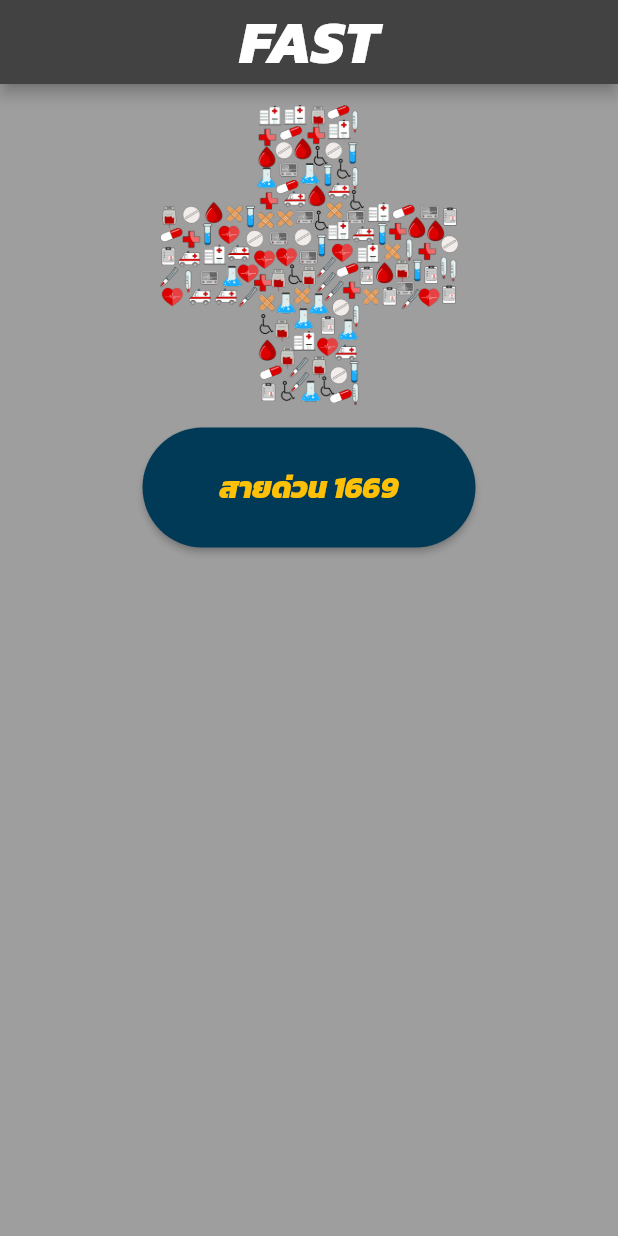
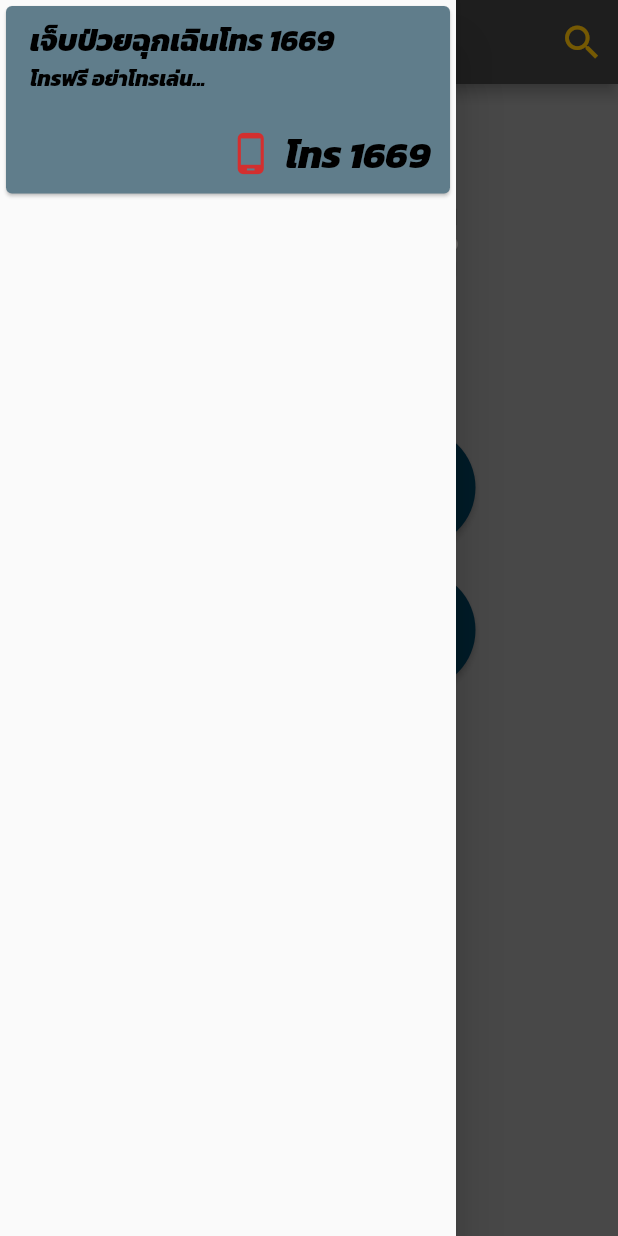
Before and after one commit to thaworn-s/flutter_fast_app, a Flutter app: the screen it shows after launch, with the side drawer open (before the commit the screen has no drawer), on a phone screen of 412 x 824 dp. Run offline on Flutter 3.47's test engine with Material 2 defaults, Android fonts, the phone set to English and light mode, and no system bars.

Commit message:
Code V.8: add Drawer, Card in homeUI

```diff
--- a/lib/views/home_ui.dart
+++ b/lib/views/home_ui.dart
@@ -14,6 +14,15 @@ class _HomeUIState extends State<HomeUI> {
   Widget build(BuildContext context) {
     return Scaffold(
       appBar: AppBar(
+        actions: [
+          IconButton(
+              icon: Icon(
+                color: Colors.amber,
+                size: 30.0,
+                Icons.search,
+              ),
+              onPressed: () {}),
+        ],
         backgroundColor: Color.fromARGB(255, 66, 66, 66),
         title: Center(
           child: Text(
@@ -24,6 +33,63 @@ class _HomeUIState extends State<HomeUI> {
           ),
         ),
       ),
+      drawer: Drawer(
+        child: ListView(
+          children: [
+            Card(
+
+              color: Colors.blueGrey,
+              child: Column(
+                mainAxisSize: MainAxisSize.min,
+                children: <Widget>[
+                  const ListTile(
+
+                    title: Text(
+                      'เจ็บป่วยฉุกเฉินโทร 1669',
+                        style: TextStyle(
+                          fontSize: 20.0,
+                          color: Colors.black,
+                        )),
+                    subtitle: Text(
+                      'โทรฟรี อย่าโทรเล่น...',
+                      style: TextStyle(
+                         color: Colors.black,
+                      ),
+                      ),
+                  ),
+                  Row(
+                    mainAxisAlignment: MainAxisAlignment.end,
+                    children: <Widget>[
+                      Icon(Icons.phone_android,
+                      size: 30.0,
+                       color: Colors.red[700],
+                      ),
+                      TextButton(
+                        child: const Text(
+                          'โทร 1669 ',
+                          style: TextStyle(
+                            fontSize: 25.0,
+                             color: Colors.black,
+                          ),
+                        ),
+                        onPressed: () {/* ... */},
+                      ),
+                    ],
+                  ),
+                ],
+              ),
+            ),
+
+
+
+
+
+
+
+
+          ],
+        ),
+      ),
       body: Column(
         children: [
           SizedBox(
@@ -31,7 +97,9 @@ class _HomeUIState extends State<HomeUI> {
           ),
           Center(
             child: Container(
-              child: Image.asset('assets/images/cross.png'),
+              child: Image.asset(
+                'assets/images/cross.png',
+              ),
               height: 200,
             ),
           ),
@@ -39,7 +107,10 @@ class _HomeUIState extends State<HomeUI> {
             height: 15.0,
           ),
           Padding(
-              padding: EdgeInsets.only(left: 95.0, right: 95.0),
+            padding: EdgeInsets.only(
+              left: 95.0,
+              right: 95.0,
+            ),
             child: ElevatedButton(
               onPressed: () {},
               child: Text(
@@ -51,16 +122,49 @@ class _HomeUIState extends State<HomeUI> {
               ),
               style: ElevatedButton.styleFrom(
                 primary: Color.fromARGB(255, 0, 58, 86),
-                  minimumSize: const Size.fromHeight(80),
+                minimumSize: const Size.fromHeight(
+                  80,
+                ),
                 shape: RoundedRectangleBorder(
-                    borderRadius: BorderRadius.circular(50.0),
+                  borderRadius: BorderRadius.circular(
+                    50.0,
+                  ),
+                ),
+              ),
+            ),
+          ),
+          SizedBox(
+            height: 15.0,
+          ),
+          Padding(
+            padding: EdgeInsets.only(
+              left: 95.0,
+              right: 95.0,
+            ),
+            child: ElevatedButton(
+              onPressed: () {},
+              child: Text(
+                'สายด่วน 1669',
+                style: TextStyle(
+                  fontSize: 20,
+                  color: Colors.amber,
+                ),
+              ),
+              style: ElevatedButton.styleFrom(
+                primary: Color.fromARGB(255, 0, 58, 86),
+                minimumSize: const Size.fromHeight(
+                  80,
+                ),
+                shape: RoundedRectangleBorder(
+                  borderRadius: BorderRadius.circular(
+                    50.0,
+                  ),
                 ),
               ),
             ),
           ),
         ],
       ),
-
       backgroundColor: Colors.grey,
     );
   }
```
Also changed, not shown: assets/images/MEA_Logo.png (added). Lines whose indentation alone changed are shown as unchanged.
